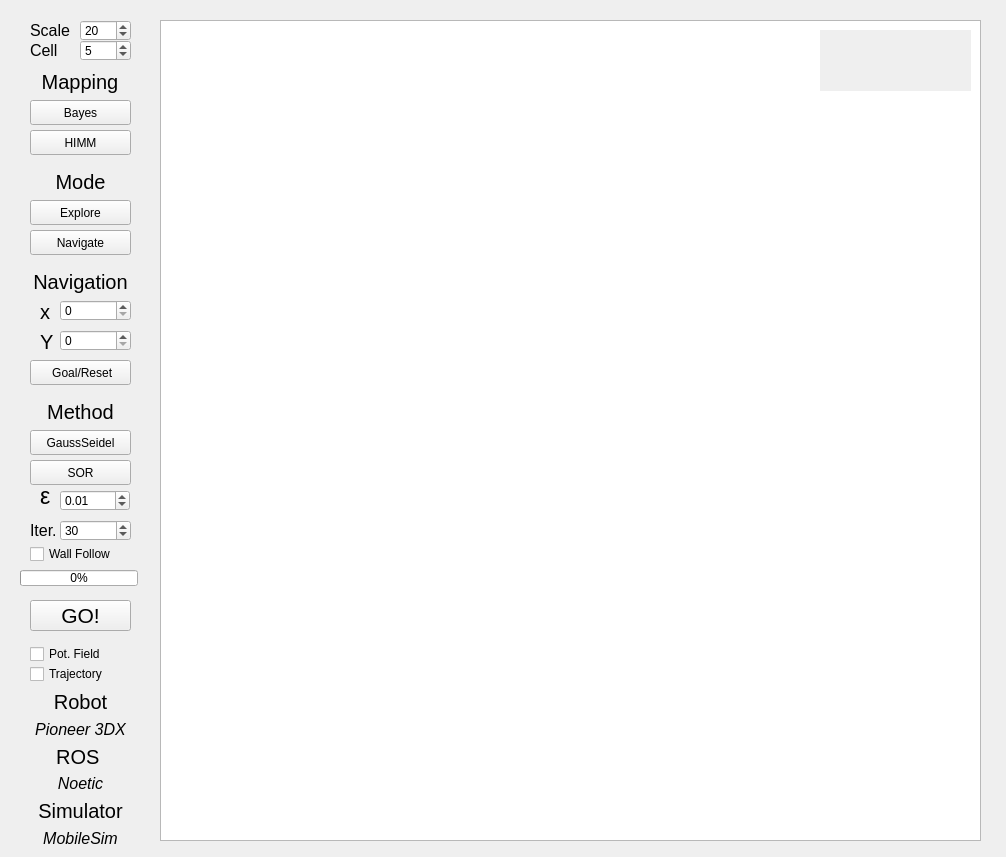
Before: the Qt Designer form include/ros_mapping_gui/ros_mapping_gui.ui in fupbot/ROSActiveExplorationCMP545, drawn with Qt 5.
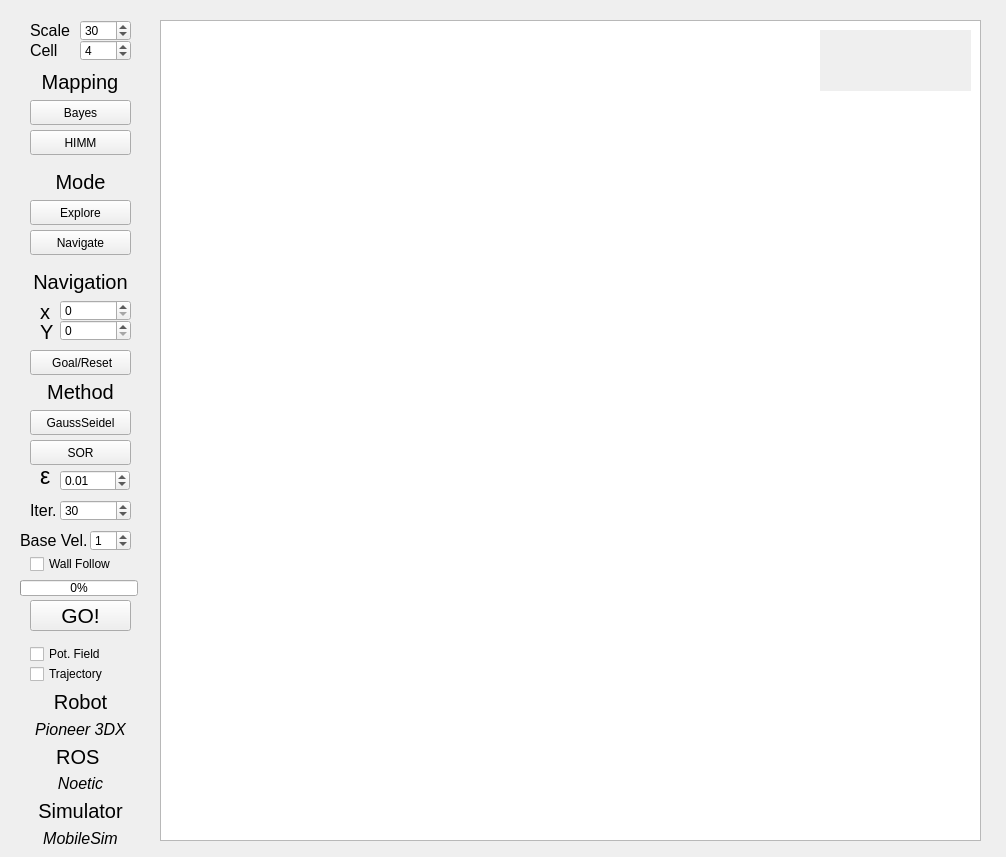
After: the same form once the commit is applied.

Commit message: v2.0 - Working active exploration

What changed in the file:
```diff
--- a/include/ros_mapping_gui/ros_mapping_gui.ui
+++ b/include/ros_mapping_gui/ros_mapping_gui.ui
@@ -213,7 +213,7 @@
    <property name="geometry">
     <rect>
      <x>40</x>
-     <y>330</y>
+     <y>320</y>
      <width>16</width>
      <height>23</height>
     </rect>
@@ -234,7 +234,7 @@
    <property name="geometry">
     <rect>
      <x>60</x>
-     <y>330</y>
+     <y>320</y>
      <width>71</width>
      <height>21</height>
     </rect>
@@ -287,7 +287,7 @@
    <property name="geometry">
     <rect>
      <x>30</x>
-     <y>360</y>
+     <y>350</y>
      <width>101</width>
      <height>25</height>
     </rect>
@@ -316,7 +316,7 @@
    <property name="geometry">
     <rect>
      <x>20</x>
-     <y>570</y>
+     <y>580</y>
      <width>118</width>
      <height>16</height>
     </rect>
@@ -324,6 +324,9 @@
    <property name="value">
     <number>0</number>
    </property>
+   <property name="textVisible">
+    <bool>true</bool>
+   </property>
   </widget>
   <widget class="QLabel" name="lbl_x_3">
    <property name="geometry">
@@ -391,7 +394,7 @@
    <property name="geometry">
     <rect>
      <x>30</x>
-     <y>430</y>
+     <y>410</y>
      <width>101</width>
      <height>25</height>
     </rect>
@@ -407,7 +410,7 @@
    <property name="geometry">
     <rect>
      <x>30</x>
-     <y>460</y>
+     <y>440</y>
      <width>101</width>
      <height>25</height>
     </rect>
@@ -423,7 +426,7 @@
    <property name="geometry">
     <rect>
      <x>60</x>
-     <y>490</y>
+     <y>470</y>
      <width>70</width>
      <height>21</height>
     </rect>
@@ -445,7 +448,7 @@
    <property name="geometry">
     <rect>
      <x>40</x>
-     <y>480</y>
+     <y>460</y>
      <width>21</width>
      <height>31</height>
     </rect>
@@ -466,7 +469,7 @@
    <property name="geometry">
     <rect>
      <x>60</x>
-     <y>520</y>
+     <y>500</y>
      <width>71</width>
      <height>21</height>
     </rect>
@@ -485,7 +488,7 @@
    <property name="geometry">
     <rect>
      <x>30</x>
-     <y>520</y>
+     <y>500</y>
      <width>31</width>
      <height>21</height>
     </rect>
@@ -506,7 +509,7 @@
    <property name="geometry">
     <rect>
      <x>30</x>
-     <y>400</y>
+     <y>380</y>
      <width>101</width>
      <height>23</height>
     </rect>
@@ -636,7 +639,7 @@
     <number>1</number>
    </property>
    <property name="value">
-    <number>20</number>
+    <number>30</number>
    </property>
   </widget>
   <widget class="QLabel" name="lbl_y_4">
@@ -697,7 +700,7 @@
     <number>1</number>
    </property>
    <property name="value">
-    <number>5</number>
+    <number>4</number>
    </property>
   </widget>
   <widget class="QLabel" name="lbl_msgs_2">
@@ -729,7 +732,7 @@
    <property name="geometry">
     <rect>
      <x>30</x>
-     <y>540</y>
+     <y>550</y>
      <width>111</width>
      <height>28</height>
     </rect>
@@ -738,6 +741,52 @@
     <string extracomment="4">Wall Follow</string>
    </property>
   </widget>
+  <widget class="QSpinBox" name="sp_base_speed">
+   <property name="geometry">
+    <rect>
+     <x>90</x>
+     <y>530</y>
+     <width>41</width>
+     <height>21</height>
+    </rect>
+   </property>
+   <property name="maximum">
+    <number>5</number>
+   </property>
+   <property name="singleStep">
+    <number>1</number>
+   </property>
+   <property name="stepType">
+    <enum>QAbstractSpinBox::AdaptiveDecimalStepType</enum>
+   </property>
+   <property name="value">
+    <number>1</number>
+   </property>
+   <property name="displayIntegerBase">
+    <number>10</number>
+   </property>
+  </widget>
+  <widget class="QLabel" name="lbl_y_6">
+   <property name="geometry">
+    <rect>
+     <x>20</x>
+     <y>530</y>
+     <width>71</width>
+     <height>21</height>
+    </rect>
+   </property>
+   <property name="font">
+    <font>
+     <family>Ubuntu</family>
+     <pointsize>12</pointsize>
+     <weight>50</weight>
+     <bold>false</bold>
+    </font>
+   </property>
+   <property name="text">
+    <string>Base Vel.</string>
+   </property>
+  </widget>
  </widget>
  <resources/>
  <connections/>
```
The commit also changes 2 other files.
